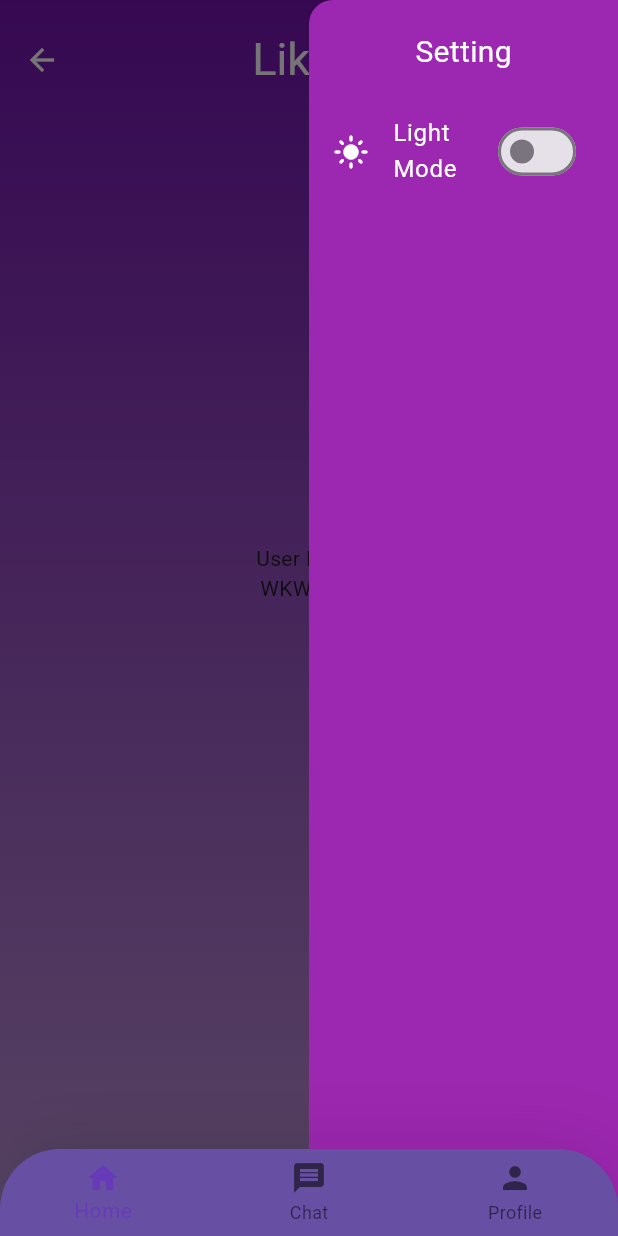
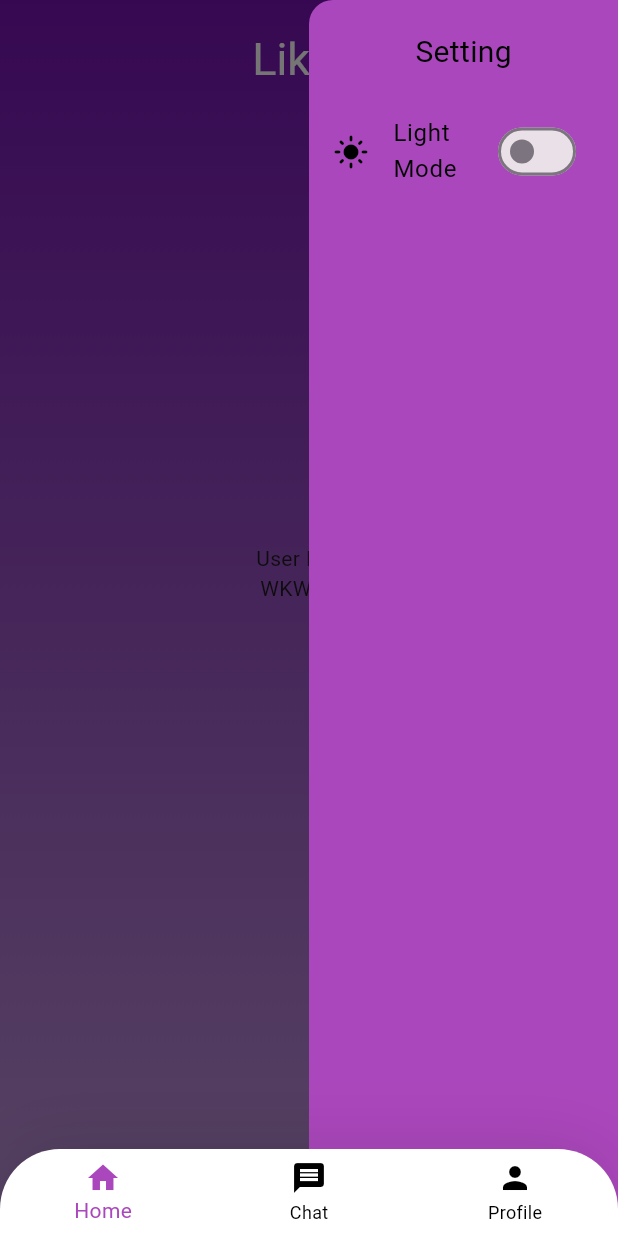
Before and after one commit to rafiizdhr/Likely, a Flutter app: the BottomNavBar screen opened by its route, in the side drawer, after a tap on "Light Mode", on a phone screen of 412 x 824 dp. Run offline on Flutter 3.47's test engine with Material 3 defaults, Android fonts, the phone set to English and light mode, and no system bars; our stand-ins replace appinio_swiper, cloud_firestore, firebase_core, get, google_fonts, image_picker; accounts and stored records are empty.

Commit message:
themedata

```diff
--- a/lib/main.dart
+++ b/lib/main.dart
@@ -33,8 +33,8 @@ class MyApp extends StatelessWidget {
       child: Builder(
         builder: (context) {
           return MaterialApp(
-            theme: ThemeData(),
-            darkTheme: ThemeData(brightness: Brightness.dark),
+            theme: Provider.of<ThemeModeData>(context).display(false),
+            darkTheme: Provider.of<ThemeModeData>(context).display(true),
             themeMode: Provider.of<ThemeModeData>(context).themeMode,
             debugShowCheckedModeBanner: false,
             routes: {
--- a/lib/pages/home_screen.dart
+++ b/lib/pages/home_screen.dart
@@ -20,15 +20,7 @@ class _HomeScreenState extends State<HomeScreen> {
       appBar: AppBar(
         foregroundColor: Colors.white,
         toolbarHeight: 80,
-        // actions: [
-        //   Padding(
-        //     padding: const EdgeInsets.only(right: 25),
-        //     child: IconButton(
-        //       onPressed: drwr,
-        //       icon: const Icon(Icons.menu, size: 25),
-        //     ),
-        //   ),
-        // ],
+        automaticallyImplyLeading: false,
         title: const Text(
           "Likely",
           style: TextStyle(fontSize: 30),
--- a/lib/provider/providers.dart
+++ b/lib/provider/providers.dart
@@ -10,3 +10,4 @@ import '../pages/pages.dart';
 import '../models/models.dart';
 
 part 'page_data.dart';
+part 'theme_mode_data.dart';
--- /dev/null
+++ b/lib/provider/theme_mode_data.dart
@@ -0,0 +1,25 @@
+part of 'providers.dart';
+
+class ThemeModeData extends ChangeNotifier {
+  ThemeMode _themeMode = ThemeMode.system;
+  ThemeMode get themeMode => _themeMode;
+  bool get isDarkModeActive => _themeMode == ThemeMode.dark;
+
+  void changeTheme(ThemeMode themeMode) {
+    _themeMode = themeMode;
+    notifyListeners();
+  }
+
+  ThemeData display(bool dark) {
+    return ThemeData(
+      brightness: dark ? Brightness.dark : Brightness.light,
+      colorScheme: ColorScheme.fromSeed(
+        seedColor: Color(0xFF7512B2),
+        brightness: dark ? Brightness.dark : Brightness.light,
+        primary: dark ? Color(0xFF35155D) : Colors.purple[400],
+        secondary: dark ? Colors.black : Colors.white,
+        tertiary: dark ? Colors.white : Colors.black,
+      ),
+    );
+  }
+}
--- a/lib/widgets/bottom_navbar.dart
+++ b/lib/widgets/bottom_navbar.dart
@@ -38,8 +38,9 @@ class BottomNavBar extends StatelessWidget {
             topRight: Radius.circular(40.0),
           ),
           child: BottomNavigationBar(
-            fixedColor: Colors.deepPurple,
-            backgroundColor: Theme.of(context).primaryColor,
+            fixedColor: Theme.of(context).colorScheme.primary,
+            unselectedItemColor: Theme.of(context).colorScheme.tertiary,
+            backgroundColor: Theme.of(context).colorScheme.secondary,
             onTap: (value) {
               Provider.of<PageData>(context, listen: false).changeIndex(value);
             },
--- a/lib/widgets/drawer.dart
+++ b/lib/widgets/drawer.dart
@@ -1,15 +1,4 @@
 part of 'widgets.dart';
-
-class ThemeModeData extends ChangeNotifier {
-  ThemeMode _themeMode = ThemeMode.system;
-  ThemeMode get themeMode => _themeMode;
-  bool get isDarkModeActive => _themeMode == ThemeMode.dark;
-
-  void changeTheme(ThemeMode themeMode) {
-    _themeMode = themeMode;
-    notifyListeners();
-  }
-}
 
 class MyDrawer extends StatelessWidget {
   const MyDrawer({super.key});
@@ -18,22 +7,23 @@ class MyDrawer extends StatelessWidget {
   Widget build(BuildContext context) {
     var isDark = Provider.of<ThemeModeData>(context).isDarkModeActive;
     return Drawer(
-      backgroundColor: Colors.purple,
+      backgroundColor: Theme.of(context).colorScheme.primary,
       width: Get.width * 0.5,
       child: Column(
         children: [
           SizedBox(height: 20),
           Text(
             "Setting",
-            style: TextStyle(fontSize: 20, color: Colors.white),
+            style: TextStyle(
+                fontSize: 20, color: Theme.of(context).colorScheme.tertiary),
           ),
           SizedBox(height: 20),
           ListTile(
             leading: Icon(isDark ? Icons.dark_mode : Icons.light_mode,
-                color: Colors.white),
+                color: Theme.of(context).colorScheme.tertiary),
             title: Text(
               isDark ? "Dark Mode" : "Light Mode",
-              style: TextStyle(color: Colors.white),
+              style: TextStyle(color: Theme.of(context).colorScheme.tertiary),
             ),
             trailing: Switch(
               value: isDark,
```
